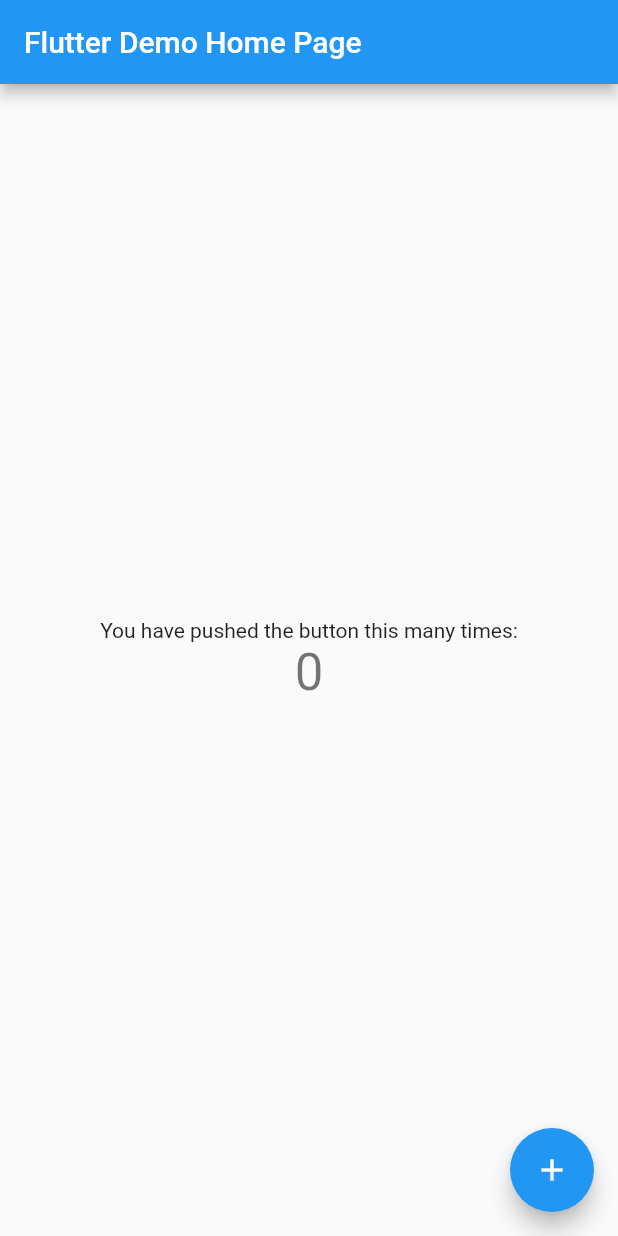
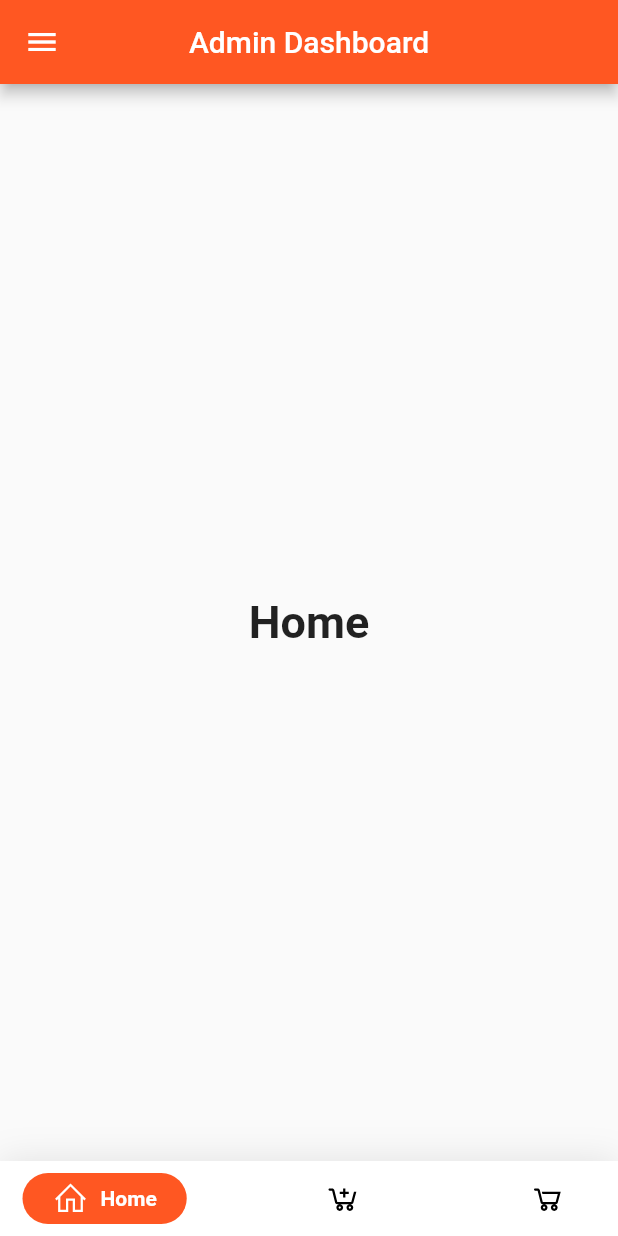
Before and after one commit to Abdi-Adan/tillmate_mobile, a Flutter app: the screen it shows after launch, on a phone screen of 412 x 824 dp. Run offline on Flutter 3.47's test engine with Material 2 defaults, Android fonts, the phone set to English and light mode, and no system bars; drawn by our look-alikes of google_nav_bar; our stand-ins replace line_icons.

Commit message:
admin and home dashboard

```diff
--- a/lib/main.dart
+++ b/lib/main.dart
@@ -1,4 +1,5 @@
 import 'package:flutter/material.dart';
+import 'package:tillmate/screens/admin_root.dart';
 
 void main() {
   runApp(MyApp());
@@ -9,109 +10,13 @@ class MyApp extends StatelessWidget {
   @override
   Widget build(BuildContext context) {
     return MaterialApp(
-      title: 'Flutter Demo',
+      debugShowCheckedModeBanner: false,
+      title: 'Tillmate',
       theme: ThemeData(
-        // This is the theme of your application.
-        //
-        // Try running your application with "flutter run". You'll see the
-        // application has a blue toolbar. Then, without quitting the app, try
-        // changing the primarySwatch below to Colors.green and then invoke
-        // "hot reload" (press "r" in the console where you ran "flutter run",
-        // or simply save your changes to "hot reload" in a Flutter IDE).
-        // Notice that the counter didn't reset back to zero; the application
-        // is not restarted.
         primarySwatch: Colors.blue,
-        // This makes the visual density adapt to the platform that you run
-        // the app on. For desktop platforms, the controls will be smaller and
-        // closer together (more dense) than on mobile platforms.
         visualDensity: VisualDensity.adaptivePlatformDensity,
       ),
-      home: MyHomePage(title: 'Flutter Demo Home Page'),
+      home: Admin(),
     );
   }
 }
-
-class MyHomePage extends StatefulWidget {
-  MyHomePage({Key key, this.title}) : super(key: key);
-
-  // This widget is the home page of your application. It is stateful, meaning
-  // that it has a State object (defined below) that contains fields that affect
-  // how it looks.
-
-  // This class is the configuration for the state. It holds the values (in this
-  // case the title) provided by the parent (in this case the App widget) and
-  // used by the build method of the State. Fields in a Widget subclass are
-  // always marked "final".
-
-  final String title;
-
-  @override
-  _MyHomePageState createState() => _MyHomePageState();
-}
-
-class _MyHomePageState extends State<MyHomePage> {
-  int _counter = 0;
-
-  void _incrementCounter() {
-    setState(() {
-      // This call to setState tells the Flutter framework that something has
-      // changed in this State, which causes it to rerun the build method below
-      // so that the display can reflect the updated values. If we changed
-      // _counter without calling setState(), then the build method would not be
-      // called again, and so nothing would appear to happen.
-      _counter++;
-    });
-  }
-
-  @override
-  Widget build(BuildContext context) {
-    // This method is rerun every time setState is called, for instance as done
-    // by the _incrementCounter method above.
-    //
-    // The Flutter framework has been optimized to make rerunning build methods
-    // fast, so that you can just rebuild anything that needs updating rather
-    // than having to individually change instances of widgets.
-    return Scaffold(
-      appBar: AppBar(
-        // Here we take the value from the MyHomePage object that was created by
-        // the App.build method, and use it to set our appbar title.
-        title: Text(widget.title),
-      ),
-      body: Center(
-        // Center is a layout widget. It takes a single child and positions it
-        // in the middle of the parent.
-        child: Column(
-          // Column is also a layout widget. It takes a list of children and
-          // arranges them vertically. By default, it sizes itself to fit its
-          // children horizontally, and tries to be as tall as its parent.
-          //
-          // Invoke "debug painting" (press "p" in the console, choose the
-          // "Toggle Debug Paint" action from the Flutter Inspector in Android
-          // Studio, or the "Toggle Debug Paint" command in Visual Studio Code)
-          // to see the wireframe for each widget.
-          //
-          // Column has various properties to control how it sizes itself and
-          // how it positions its children. Here we use mainAxisAlignment to
-          // center the children vertically; the main axis here is the vertical
-          // axis because Columns are vertical (the cross axis would be
-          // horizontal).
-          mainAxisAlignment: MainAxisAlignment.center,
-          children: <Widget>[
-            Text(
-              'You have pushed the button this many times:',
-            ),
-            Text(
-              '$_counter',
-              style: Theme.of(context).textTheme.headline4,
-            ),
-          ],
-        ),
-      ),
-      floatingActionButton: FloatingActionButton(
-        onPressed: _incrementCounter,
-        tooltip: 'Increment',
-        child: Icon(Icons.add),
-      ), // This trailing comma makes auto-formatting nicer for build methods.
-    );
-  }
-}
--- /dev/null
+++ b/lib/screens/admin_root.dart
@@ -0,0 +1,81 @@
+import 'package:flutter/material.dart';
+import 'package:google_nav_bar/google_nav_bar.dart';
+import 'package:line_icons/line_icons.dart';
+
+
+class Admin extends StatefulWidget {
+  @override
+  _AdminState createState() => _AdminState();
+}
+
+class _AdminState extends State<Admin> {
+  int _selectedIndex = 0;
+
+  static const TextStyle optionStyle = TextStyle(fontSize: 30, fontWeight: FontWeight.bold);
+  static const List<Widget> _widgetOptions = <Widget>[
+    Text(
+      'Home',
+      style: optionStyle,
+    ),
+    Text(
+      'Orders',
+      style: optionStyle,
+    ),
+    Text(
+      'Shop Profile',
+      style: optionStyle,
+    ),
+  ];
+
+  @override
+  Widget build(BuildContext context) {
+    return Scaffold(
+      appBar: AppBar(
+        leading: Icon(Icons.menu),
+        backgroundColor: Colors.deepOrange,
+        title: const Text('Admin Dashboard'),
+        centerTitle: true,
+      ),
+      body: Center(
+        child: _widgetOptions.elementAt(_selectedIndex),
+      ),
+      bottomNavigationBar: Container(
+        decoration: BoxDecoration(color: Colors.white, boxShadow: [
+          BoxShadow(blurRadius: 20, color: Colors.black.withOpacity(.1))
+        ]),
+        child: SafeArea(
+          child: Padding(
+            padding: const EdgeInsets.symmetric(horizontal: 15.0, vertical: 8),
+            child: GNav(
+                gap: 8,
+                activeColor: Colors.white,
+                iconSize: 24,
+                padding: EdgeInsets.symmetric(horizontal: 20, vertical: 5),
+                duration: Duration(milliseconds: 800),
+                tabBackgroundColor: Colors.deepOrange,
+                tabs: [
+                  GButton(
+                    icon: LineIcons.home,
+                    text: 'Home',
+                  ),
+                  GButton(
+                    icon: LineIcons.cart_plus,
+                    text: 'Orders',
+                  ),
+                  GButton(
+                    icon: LineIcons.shopping_cart,
+                    text: 'Shop Profile',
+                  ),
+                ],
+                selectedIndex: _selectedIndex,
+                onTabChange: (index) {
+                  setState(() {
+                    _selectedIndex = index;
+                  });
+                }),
+          ),
+        ),
+      ),
+    );
+  }
+}
```
Also changed, not shown: lib/screens/Homescreen.dart (added, +16 -0 lines), lib/screens/home_root.dart (added, +81 -0 lines), lib/screens/side_root.dart (added, +19 -0 lines), lib/screens/sidebar.dart (added, +61 -0 lines), pubspec.yaml (+3 -6 lines), pubspec.lock, 1 other file.
